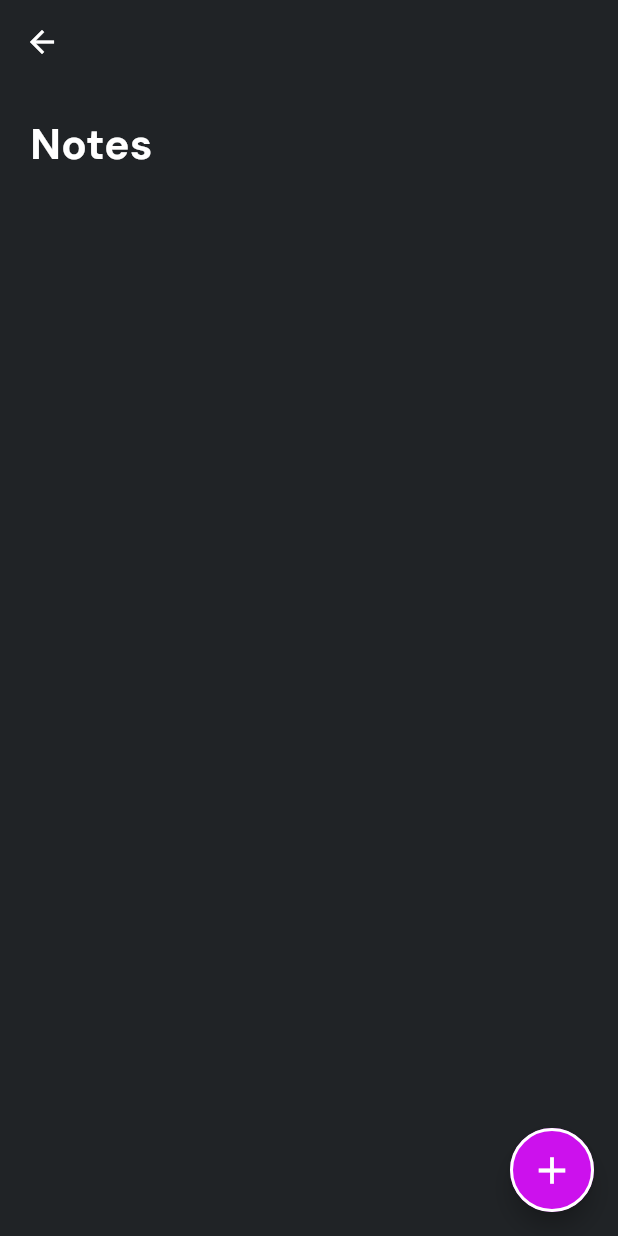
After one commit to AkelaDumindu/flutter_app4_UniNoteMaster, a Flutter app: the screen it shows after launch, after a tap on "Notes", on a phone screen of 412 x 824 dp. The commit adds this screen. Run offline on Flutter 3.47's test engine with Material 3 defaults, Android fonts, the phone set to English and light mode, and no system bars; our stand-ins replace go_router, google_fonts.

Commit message:
managed routers

```diff
--- a/lib/pages/homepage.dart
+++ b/lib/pages/homepage.dart
@@ -1,5 +1,6 @@
 import 'package:flutter/material.dart';
 import 'package:flutter_app4_uninotemaster/utils/constant.dart';
+import 'package:flutter_app4_uninotemaster/utils/router_pages.dart';
 import 'package:flutter_app4_uninotemaster/utils/text_style.dart';
 import 'package:flutter_app4_uninotemaster/widget/note_todo_card.dart';
 import 'package:flutter_app4_uninotemaster/widget/progress_card.dart';
@@ -21,7 +22,7 @@ class _HomepageState extends State<Homepage> {
           style: AppTextStyles.appTitle,
         ),
       ),
-      body: const Padding(
+      body: Padding(
         padding: EdgeInsets.all(8),
         child: Column(
           children: [
@@ -38,15 +39,27 @@ class _HomepageState extends State<Homepage> {
             Row(
               mainAxisAlignment: MainAxisAlignment.spaceBetween,
               children: [
-                NoteTodoCard(
+                GestureDetector(
+                  onTap: () {
+                    // go ot the notes page
+                    RouterClass.router.push("/notes");
+                  },
+                  child: NoteTodoCard(
                     title: "Notes",
                     description: "3 notes",
                     icon: Icons.bookmark_add_outlined,
                   ),
-                NoteTodoCard(
+                ),
+                GestureDetector(
+                  onTap: () {
+                    // go to the assignment page
+                    RouterClass.router.push("/assignment");
+                  },
+                  child: NoteTodoCard(
                     title: "Assignment",
                     description: "3 Tasks",
                     icon: Icons.today_outlined,
+                  ),
                 ),
               ],
             ),
--- /dev/null
+++ b/lib/pages/note_page.dart
@@ -0,0 +1,57 @@
+import 'package:flutter/material.dart';
+import 'package:flutter_app4_uninotemaster/utils/colors.dart';
+import 'package:flutter_app4_uninotemaster/utils/constant.dart';
+import 'package:flutter_app4_uninotemaster/utils/router_pages.dart';
+import 'package:flutter_app4_uninotemaster/utils/text_style.dart';
+
+class NotePage extends StatefulWidget {
+  const NotePage({super.key});
+
+  @override
+  State<NotePage> createState() => _NotePageState();
+}
+
+class _NotePageState extends State<NotePage> {
+  @override
+  Widget build(BuildContext context) {
+    return Scaffold(
+      appBar: AppBar(
+        automaticallyImplyLeading: false,
+        leading: IconButton(
+          onPressed: () {
+            RouterClass.router.go("/");
+          },
+          icon: Icon(Icons.arrow_back),
+        ),
+      ),
+      floatingActionButton: FloatingActionButton(
+        onPressed: () {},
+        shape: RoundedRectangleBorder(
+          borderRadius: BorderRadius.all(
+            Radius.circular(100),
+          ),
+          side: BorderSide(
+            color: AppColors.kWhiteColor,
+            width: 2,
+          ),
+        ),
+        child: Icon(
+          Icons.add,
+          color: AppColors.kWhiteColor,
+          size: 30,
+        ),
+      ),
+      body: Padding(
+        padding: EdgeInsets.all(AppConstants.kDefaultPadding),
+        child: Column(
+          children: [
+            Text(
+              "Notes",
+              style: AppTextStyles.appTitle,
+            ),
+          ],
+        ),
+      ),
+    );
+  }
+}
--- a/lib/utils/router_pages.dart
+++ b/lib/utils/router_pages.dart
@@ -1,5 +1,7 @@
 import 'package:flutter/material.dart';
+import 'package:flutter_app4_uninotemaster/pages/assignment_page.dart';
 import 'package:flutter_app4_uninotemaster/pages/homepage.dart';
+import 'package:flutter_app4_uninotemaster/pages/note_page.dart';
 import 'package:go_router/go_router.dart';
 
 class RouterClass {
@@ -16,6 +18,25 @@ class RouterClass {
         builder: (context, state) {
           return const Homepage();
         },
+      ),
+
+      //notes
+
+      GoRoute(
+        name: "notes",
+        path: "/notes",
+        builder: (context, state) {
+          return NotePage();
+        },
+      ),
+
+      //assignment
+      GoRoute(
+        name: "asignment",
+        path: "/assignment",
+        builder: (context, state) {
+          return AssignmentPage();
+        },
       )
     ],
   );
```
Also changed, not shown: lib/pages/assignment_page.dart (added, +19 -0 lines). Lines whose indentation alone changed are shown as unchanged.
